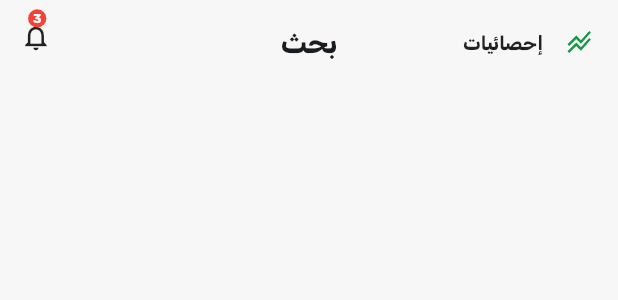
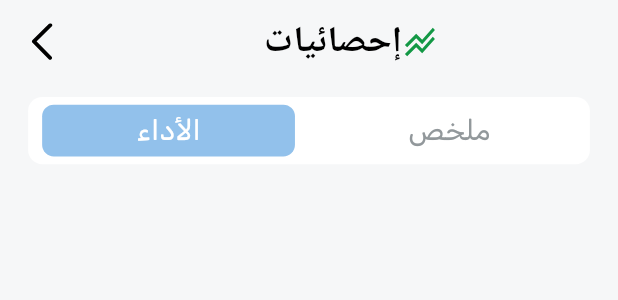
Before and after one commit to rofidarashed/kheet_amal, a Flutter app: the CustomAppBar widget shown alone on an empty page, opened directly, after a tap on an icon or button, on a phone screen of 412 x 824 dp. Shown: the top 300 px of the screen. Run offline on Flutter 3.47's test engine with Material 3 defaults, Android fonts, the phone set to English and light mode, and no system bars; our stand-ins replace bloc, calendar_date_picker2, country_code_picker, dotted_border, dropdown_button2, easy_localization and 9 more; accounts and stored records are empty; project files that could hold a hidden picture were left out.

Commit message:
create statistics tabs bar

```diff
--- a/lib/core/widgets/custom_app_bar.dart
+++ b/lib/core/widgets/custom_app_bar.dart
@@ -2,6 +2,7 @@ import 'package:easy_localization/easy_localization.dart';
 import 'package:flutter/material.dart';
 import 'package:flutter_screenutil/flutter_screenutil.dart';
 import 'package:flutter_svg/svg.dart';
+import 'package:kheet_amal/feature/statistics/screens/statistics_screen.dart';
 
 class CustomAppBar extends StatelessWidget implements PreferredSizeWidget {
   const CustomAppBar({
@@ -49,7 +50,16 @@ class CustomAppBar extends StatelessWidget implements PreferredSizeWidget {
                   width: 20.w,
                   height: 20.w,
                 ),
-                onPressed: () {},
+                onPressed: () {
+                  Navigator.push(
+                    context,
+                    MaterialPageRoute(
+                      builder: (context) {
+                        return StatisticsqwScreen();
+                      },
+                    ),
+                  );
+                },
               ),
             ],
           ),
--- /dev/null
+++ b/lib/feature/statistics/screens/statistics_screen.dart
@@ -0,0 +1,33 @@
+import 'package:easy_localization/easy_localization.dart';
+import 'package:flutter/material.dart';
+import 'package:flutter_screenutil/flutter_screenutil.dart';
+import 'package:flutter_svg/svg.dart';
+import 'package:kheet_amal/core/utils/app_icons.dart';
+import 'package:kheet_amal/feature/statistics/widgets/custom_tabs_bar.dart';
+
+class StatisticsqwScreen extends StatelessWidget {
+  const StatisticsqwScreen({super.key});
+
+  @override
+  Widget build(BuildContext context) {
+    return Scaffold(
+      appBar: AppBar(
+        title: Row(
+          mainAxisAlignment: MainAxisAlignment.center,
+          children: [
+            Text('statistics'.tr()),
+            SvgPicture.asset(AppIcons.lineChart),
+          ],
+        ),
+        leading: IconButton(
+          onPressed: () => Navigator.pop(context),
+          icon: SvgPicture.asset(AppIcons.backIcon),
+        ),
+      ),
+      body: Padding(
+        padding: EdgeInsets.symmetric(horizontal: 20.w, vertical: 10.h),
+        child: SafeArea(child: Column(children: [CustomTabsBar()])),
+      ),
+    );
+  }
+}
--- /dev/null
+++ b/lib/feature/statistics/widgets/custom_tab_container.dart
@@ -0,0 +1,40 @@
+import 'package:flutter/material.dart';
+import 'package:flutter_screenutil/flutter_screenutil.dart';
+import 'package:kheet_amal/core/utils/app_colors.dart';
+
+class CustomTabContainer extends StatelessWidget {
+  const CustomTabContainer({
+    super.key,
+    required this.title,
+    required this.isSelected,
+    required this.onTap,
+  });
+  final String title;
+  final bool isSelected;
+  final VoidCallback onTap;
+
+  @override
+  Widget build(BuildContext context) {
+    return InkWell(
+      onTap: onTap,
+      child: Container(
+        margin: EdgeInsets.symmetric(horizontal: 10.w),
+        height: 40.h,
+        width: 180.w,
+        decoration: BoxDecoration(
+          color: isSelected ? AppColors.primaryColor : Colors.white,
+          borderRadius: BorderRadius.circular(9.r),
+        ),
+        child: Center(
+          child: Text(
+            title,
+            style: TextStyle(
+              color: isSelected ? Colors.white : AppColors.hintTextColor,
+              fontSize: 22.sp,
+            ),
+          ),
+        ),
+      ),
+    );
+  }
+}
--- /dev/null
+++ b/lib/feature/statistics/widgets/custom_tabs_bar.dart
@@ -0,0 +1,51 @@
+import 'package:easy_localization/easy_localization.dart';
+import 'package:flutter/material.dart';
+import 'package:flutter_screenutil/flutter_screenutil.dart';
+import 'package:kheet_amal/feature/statistics/widgets/custom_tab_container.dart';
+
+class CustomTabsBar extends StatefulWidget {
+  const CustomTabsBar({super.key});
+
+  @override
+  State<CustomTabsBar> createState() => _CustomTabsBarState();
+}
+
+class _CustomTabsBarState extends State<CustomTabsBar> {
+  int isSelected = 0;
+
+  @override
+  Widget build(BuildContext context) {
+    return Container(
+      height: 52.h,
+      width: double.infinity,
+      decoration: BoxDecoration(
+        color: Colors.white,
+        borderRadius: BorderRadius.circular(11.r),
+      ),
+      child: Row(
+        children: [
+          CustomTabContainer(
+            title: 'performance'.tr(),
+            isSelected: isSelected == 0,
+            onTap: () {
+              setState(() {
+                isSelected = 0;
+              });
+              print(isSelected);
+            },
+          ),
+          CustomTabContainer(
+            title: 'summary'.tr(),
+            isSelected: isSelected == 1,
+            onTap: () {
+              setState(() {
+                isSelected = 1;
+              });
+              print(isSelected);
+            },
+          ),
+        ],
+      ),
+    );
+  }
+}
```
Also changed, not shown: assets/translate/ar.json (+22 -1 lines), assets/translate/en.json (+22 -1 lines), lib/core/theme/app_theme.dart (+11 -0 lines).
